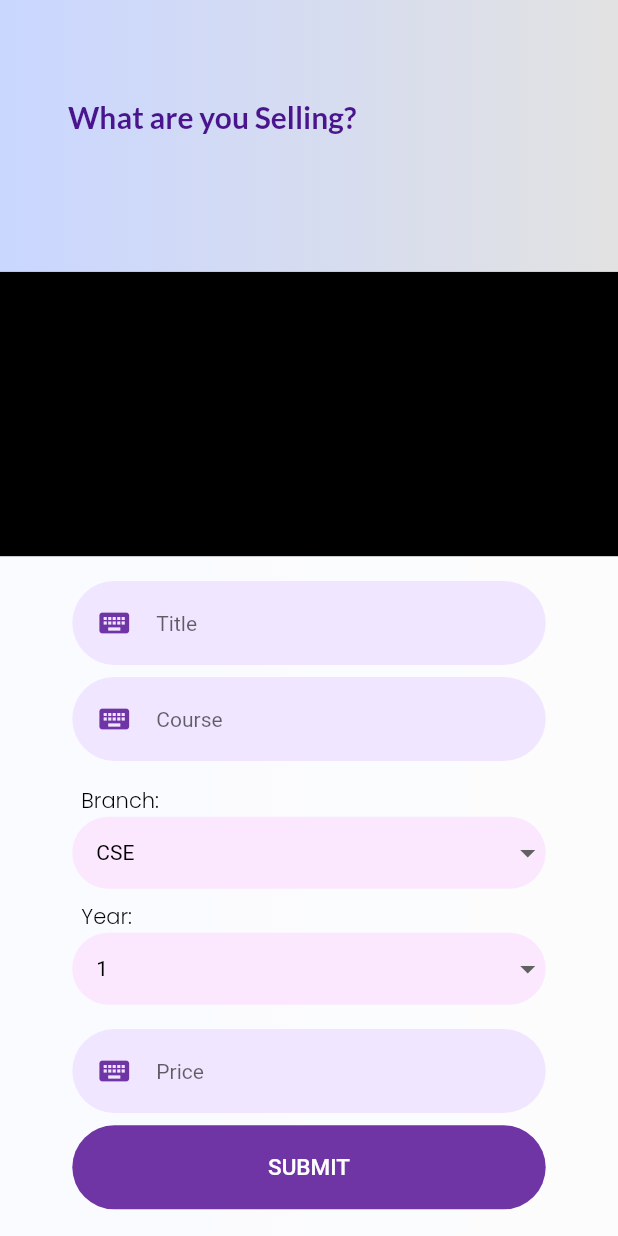
After one commit to ssj1901/OnlyBooks, a Flutter app: the SellPage screen opened directly, on a phone screen of 412 x 824 dp. The commit adds this screen. Run offline on Flutter 3.47's test engine with Material 2 defaults, Android fonts, the phone set to English and light mode, and no system bars; our stand-ins replace camera, dio, flutter_svg, fluttertoast, google_fonts, image_picker and 1 more; network calls fail; project files that could hold a hidden picture were left out.

Commit message:
added sellpage categories

```diff
--- /dev/null
+++ b/onlybook/lib/Screens/Sell Page/sellpage.dart
@@ -0,0 +1,270 @@
+import 'package:flutter/cupertino.dart';
+import 'package:flutter/material.dart';
+import 'package:flutter/src/foundation/key.dart';
+import 'package:flutter/src/widgets/framework.dart';
+import 'package:google_fonts/google_fonts.dart';
+
+import '../../constants.dart';
+
+class SellPage extends StatefulWidget {
+  const SellPage({Key? key}) : super(key: key);
+
+  @override
+  State<SellPage> createState() => _SellPageState();
+}
+
+class _SellPageState extends State<SellPage> {
+  var title, course, price;
+  String dropdownValueBranch = 'CSE';
+  String dropdownValueYear = '1';
+  @override
+  Widget build(BuildContext context) {
+    double wt = MediaQuery.of(context).size.width;
+    double ht = MediaQuery.of(context).size.height;
+    return Scaffold(
+      resizeToAvoidBottomInset: false,
+      body: Container(
+        height: ht,
+        width: wt,
+        decoration: BoxDecoration(
+            gradient: LinearGradient(
+          begin: Alignment.topLeft,
+          end: Alignment.topRight,
+          colors: [
+            Color(0xFFc9d6ff),
+            Color(0XFFe2e2e2),
+            // Color(0XFFffffff)
+          ],
+        )),
+        child: Stack(children: [
+          Positioned(
+            top: ht * 0.08,
+            child: Container(
+              padding: EdgeInsets.only(left: wt * 0.11),
+              child: Text(
+                "What are you Selling?",
+                style: GoogleFonts.lato(
+                    fontSize: 20,
+                    fontWeight: FontWeight.w600,
+                    color: Colors.purple[900]),
+              ),
+            ),
+          ),
+          Positioned(
+              bottom: 0,
+              // top: ht * 0.05,
+              child: Container(
+                width: wt,
+                height: ht * 0.78,
+                decoration: BoxDecoration(
+                  color: Colors.white.withOpacity(0.9),
+                  borderRadius: BorderRadius.only(
+                      topLeft: Radius.circular(30),
+                      topRight: Radius.circular(30)),
+                ),
+                child: Column(
+                  children: [
+                    Container(
+                      color: Colors.black,
+                      height: ht * 0.23,
+                    ),
+                    Center(
+                      child: Form(
+                        child: Container(
+                          padding: EdgeInsets.symmetric(horizontal: 7),
+                          height: ht * 0.55,
+                          width: wt * 0.8,
+                          child: Column(
+                            crossAxisAlignment: CrossAxisAlignment.start,
+                            children: [
+                              SizedBox(
+                                height: ht * 0.02,
+                              ),
+
+                              Fields(context, title, "Title", "s"),
+                              const SizedBox(height: defaultPadding / 2),
+                              Fields(context, course, "Course", "s"),
+                              const SizedBox(height: defaultPadding / 2),
+                              SizedBox(
+                                height: ht * 0.01,
+                              ),
+
+                              Padding(
+                                padding: const EdgeInsets.only(left: 6.0),
+                                child: Text(
+                                  'Branch:',
+                                  style: GoogleFonts.poppins(
+                                      color: Colors.black,
+                                      fontSize: 14,
+                                      fontWeight: FontWeight.w300),
+                                ),
+                              ),
+
+                              Container(
+                                padding: EdgeInsets.only(left: defaultPadding),
+                                decoration: BoxDecoration(
+                                    color: Color.fromARGB(255, 251, 232, 255),
+                                    // border: Border.all(
+                                    //   color: kPrimaryColor,
+                                    // ),
+                                    borderRadius:
+                                        BorderRadius.all(Radius.circular(30))),
+                                width: MediaQuery.of(context).size.width * 0.83,
+                                child: DropdownButton<String>(
+                                  isExpanded: true,
+                                  value: dropdownValueBranch,
+                                  elevation: 16,
+                                  style:
+                                      const TextStyle(color: Colors.deepPurple),
+                                  underline: Container(
+                                    height: 0,
+                                    color: Colors.white,
+                                  ),
+                                  onChanged: (String? newValue) {
+                                    setState(() {
+                                      dropdownValueBranch = newValue!;
+                                    });
+                                  },
+                                  items: <String>[
+                                    'CSE',
+                                    'ECE',
+                                    'EEE',
+                                    'EBE',
+                                    'MECH',
+                                  ].map<DropdownMenuItem<String>>(
+                                      (String value) {
+                                    return DropdownMenuItem<String>(
+                                      value: value,
+                                      child: Text(value,
+                                          style:
+                                              TextStyle(color: Colors.black)),
+                                    );
+                                  }).toList(),
+                                ),
+                              ),
+                              SizedBox(
+                                height: ht * 0.01,
+                              ),
+                              Padding(
+                                padding: const EdgeInsets.only(left: 6.0),
+                                child: Text(
+                                  'Year:',
+                                  style: GoogleFonts.poppins(
+                                      color: Colors.black,
+                                      fontSize: 14,
+                                      fontWeight: FontWeight.w300),
+                                ),
+                              ),
+                              Container(
+                                padding: EdgeInsets.only(left: defaultPadding),
+                                decoration: BoxDecoration(
+                                    color: Color.fromARGB(255, 251, 232, 255),
+                                    borderRadius:
+                                        BorderRadius.all(Radius.circular(30))),
+                                width: MediaQuery.of(context).size.width * 0.83,
+                                child: DropdownButton<String>(
+                                  isExpanded: true,
+                                  value: dropdownValueYear,
+                                  // icon: const Icon(Icons.arrow_circle_down),
+                                  elevation: 16,
+                                  style:
+                                      const TextStyle(color: Colors.deepPurple),
+                                  underline: Container(
+                                    height: 0,
+                                    color: Colors.white,
+                                  ),
+                                  onChanged: (String? newValue1) {
+                                    setState(() {
+                                      dropdownValueYear = newValue1!;
+                                    });
+                                  },
+                                  items: <String>[
+                                    '1',
+                                    '2',
+                                    '3',
+                                    '4',
+                                  ].map<DropdownMenuItem<String>>(
+                                      (String value) {
+                                    return DropdownMenuItem<String>(
+                                      value: value,
+                                      child: Text(value,
+                                          style:
+                                              TextStyle(color: Colors.black)),
+                                    );
+                                  }).toList(),
+                                ),
+                              ),
+                              SizedBox(
+                                height: ht * 0.01,
+                              ),
+                              // Fields(context,branch,"First Name"),
+                              // Fields(context,sem,"First Name"),
+                              const SizedBox(height: defaultPadding / 2),
+                              Fields(context, price, "Price", "s"),
+                              //  const SizedBox(height: defaultPadding / 1),
+                              SizedBox(
+                                height: ht * 0.01,
+                              ),
+                              Container(
+                                width: wt * 0.83,
+                                child: ElevatedButton(
+                                  // onPressed: () {
+                                  //   Navigator.push(
+                                  //     context,
+                                  //     CupertinoPageRoute(builder: (context) => Navig()),
+                                  //   );
+                                  //},
+                                  onPressed: () {
+                                    // AuthService().addUser(name, password).then((val) {
+                                    //   print(name);
+                                    //   print(password);
+                                    //   print("Success");
+                                    // });
+
+                                    // Navigator.push(
+                                    //   context,
+                                    //   CupertinoPageRoute(builder: (context) {
+                                    //     return Navig();
+                                    //   }),
+                                    // );
+                                  },
+                                  child: Text(
+                                    "Submit".toUpperCase(),
+                                    style: TextStyle(fontSize: 15),
+                                  ),
+                                ),
+                              ),
+                            ],
+                          ),
+                        ),
+                      ),
+                    ),
+                  ],
+                ),
+              ))
+        ]),
+      ),
+    );
+  }
+}
+
+Widget Fields(BuildContext context, var detail, String hintText, var type) {
+  return Container(
+    width: MediaQuery.of(context).size.width * 0.83,
+    child: TextFormField(
+      keyboardType: type == "s" ? TextInputType.name : TextInputType.phone,
+      textInputAction: TextInputAction.next,
+      cursorColor: kPrimaryColor,
+      onSaved: (detail) {},
+      decoration: InputDecoration(
+        hintStyle: TextStyle(fontSize: 14),
+        hintText: hintText,
+        prefixIcon: Padding(
+          padding: const EdgeInsets.all(defaultPadding),
+          child: type == "s" ? Icon(Icons.keyboard) : Icon(Icons.phone),
+        ),
+      ),
+      onChanged: (val) {},
+    ),
+  );
+}
--- a/onlybook/lib/Screens/details.dart
+++ b/onlybook/lib/Screens/details.dart
@@ -19,6 +19,7 @@ class _DetailsPageState extends State<DetailsPage> {
     double wt = MediaQuery.of(context).size.width;
     double ht = MediaQuery.of(context).size.height;
     return Scaffold(
+      resizeToAvoidBottomInset: false,
       body: Container(
         height: ht,
         width: wt,
@@ -37,7 +38,7 @@ class _DetailsPageState extends State<DetailsPage> {
             ),
             Center(
                 child: Container(
-              height: ht * 0.6,
+              height: ht * 0.7,
               width: wt * 0.87,
               decoration: BoxDecoration(
                   borderRadius: BorderRadius.circular(60),
--- a/onlybook/lib/bottomnavbar.dart
+++ b/onlybook/lib/bottomnavbar.dart
@@ -1,6 +1,7 @@
 import 'package:flutter/material.dart';
 import 'package:flutter/cupertino.dart';
 import 'package:onlybook/Screens/Profile/profilefirst.dart';
+import 'Screens/Sell Page/sellpage.dart';
 import 'home.dart';
 import 'sell.dart';
 import 'package:google_fonts/google_fonts.dart';
@@ -14,7 +15,7 @@ class _NavigState extends State<Navig> {
   int _currentIndex = 0;
   List<Widget> _page = [
     Home(),
-    sellPage(),
+    SellPage(),
     Profile(),
   ];
   @override
--- a/onlybook/lib/main.dart
+++ b/onlybook/lib/main.dart
@@ -43,7 +43,7 @@ class MyApp extends StatelessWidget {
               borderSide: BorderSide.none,
             ),
           )),
-      home: Intro(),
+      home: Navig(),
     );
   }
 }
```
Also changed, not shown: onlybook/lib/Screens/Chat/inbox_screen.dart (+12 -10 lines), onlybook/lib/Screens/categories/categorybooks.dart (added, +169 -0 lines), onlybook/lib/Screens/categories/categorytile.dart (added, +138 -0 lines), onlybook/lib/Screens/detailsForm.dart (+21 -5 lines), onlybook/lib/home.dart (+14 -7 lines).
